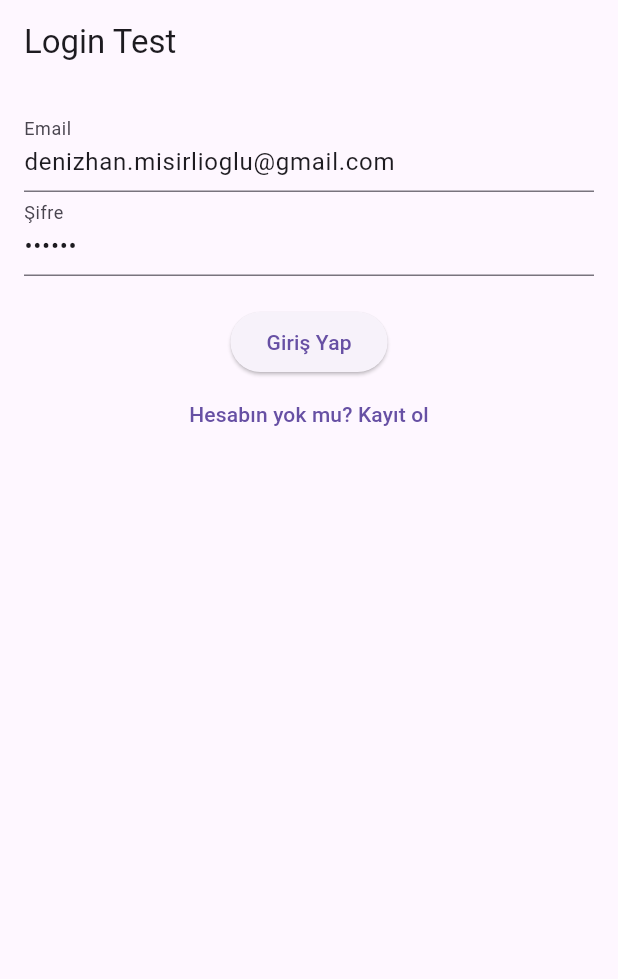
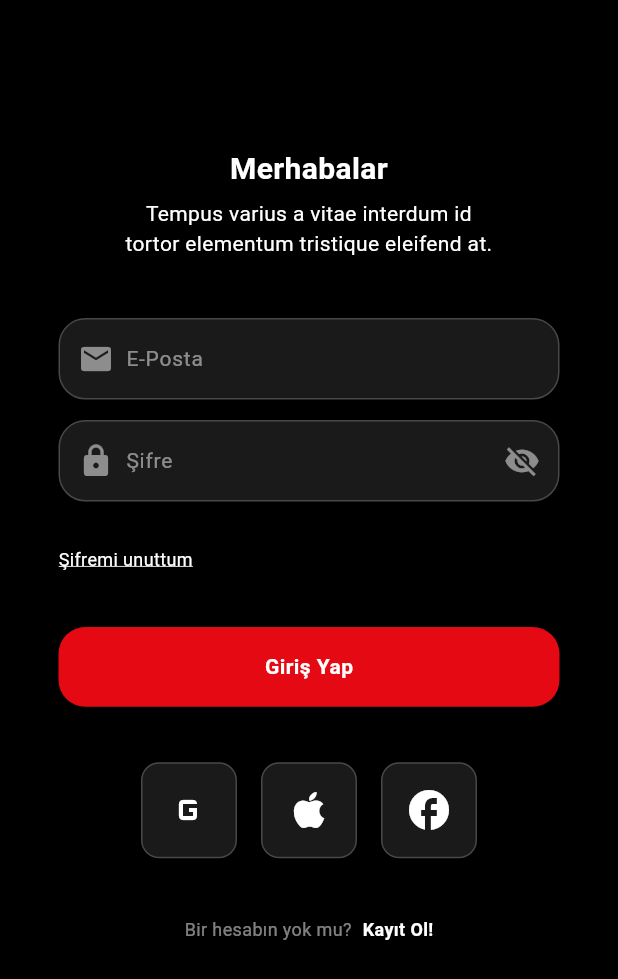
Before and after one commit to denizhanMisirlioglu/shartflix, a Flutter app: the screen it shows after launch, on a phone screen of 412 x 824 dp. Shown: the top 979 px of the screen. Run offline on Flutter 3.47's test engine with Material 3 defaults, Android fonts, the phone set to English and light mode, and no system bars; our stand-ins replace dartz, equatable, flutter_bloc, flutter_secure_storage, get_it, image_picker.

Commit message:
social icons added

```diff
--- /dev/null
+++ b/lib/constants/app_padding.dart
@@ -0,0 +1,31 @@
+class AppPadding {
+  // Genel yatay boşluk (E-Posta bileşeni soldan-sağdan 44, Giriş Butonu 116.5 — en yaygın olan 39 seçilmişti)
+  static const double horizontal = 39;
+
+  // E-Posta ve Şifre bileşenleri arası: 13.63 ≈ 14, Giriş Yap ile ikonlar arası: 36.92 ≈ 37
+  static const double verticalSpacing = 16;
+
+  // Input (E-Posta, Şifre) yüksekliği: 54.37
+  static const double inputHeight = 54.37;
+
+  // Giriş Yap butonu yüksekliği: 53.31
+  static const double buttonHeight = 53.31;
+
+  // E-Posta, Şifre kutularının radius'u (yuvarlaklığı): 18
+  static const double inputRadius = 18;
+
+  // Sosyal ikonlar arası spacing (Figma’ya göre orijinalden daha yakın)
+  static const double socialIconSpacing = 8; // eski 16 idi, 1/2’sine düşürüldü
+
+  // Sosyal ikon container boyutu (ikonların küçük geldiğini belirtmiştin)
+  static const double socialIconSize = 60;
+
+  // Başlık üst boşluğu (Merhabalar → yukarıdan): 300.5
+  static const double topGreetingPadding = 300.5;
+
+  // Giriş yap butonunun alt boşluğu (→ sosyal ikonlar): 36.92
+  static const double buttonToIcons = 36.92;
+
+  // Şifre kutusu ile “Şifremi unuttum” yazısı arası: 29.63
+  static const double passwordToForgot = 29.63;
+}
--- /dev/null
+++ b/lib/constants/colors.dart
@@ -0,0 +1,23 @@
+import 'package:flutter/material.dart';
+
+class AppColors {
+  // Genel Arka Plan ve Temel Renkler
+  static const Color background = Colors.black;
+  static const Color white = Color(0xFFFFFFFF);
+  static const Color white50 = Color.fromRGBO(255, 255, 255, 0.5); // %50 opak beyaz
+
+  // Temel Buton ve Aksiyon Renkleri
+  static const Color brandRed = Color(0xFFE50914); // Giriş Yap butonu
+
+  // Input Alanları
+  static const Color inputFill = Color.fromRGBO(255, 255, 255, 0.1); // İç dolgu (%10 beyaz)
+  //static const Color inputBorder = Color.fromRGBO(255, 255, 255, 0.2); // Kenarlık (%20 beyaz)
+  static const Color inputIcon = white50; // İkonlar için (email, şifre)
+  static const Color inputBackground = Color(0x1AFFFFFF); // %10 beyaz
+  static const Color inputBorder = Color(0x33FFFFFF);     // %20 beyaz
+  static const Color hintText = Color(0x80FFFFFF); // %50 beyaz
+
+
+  // Sosyal İkonlar
+  static const Color socialIconBorder = inputBorder; // Aynı input border
+}
--- /dev/null
+++ b/lib/constants/text_styles.dart
@@ -0,0 +1,53 @@
+import 'package:flutter/material.dart';
+import 'colors.dart';
+
+class AppTextStyles {
+  static const TextStyle heading = TextStyle(
+    fontSize: 20,
+    fontWeight: FontWeight.bold,
+    color: AppColors.white,
+    height: 1.2, // Satır yüksekliği (görsel uyum için)
+  );
+
+  static const TextStyle subtitle = TextStyle(
+    fontSize: 14,
+    fontWeight: FontWeight.w400,
+    color: AppColors.white,
+    height: 1.4,
+  );
+
+  static const TextStyle inputText = TextStyle(
+    fontSize: 14,
+    fontWeight: FontWeight.w400,
+    color: AppColors.white,
+  );
+
+  static const TextStyle forgotPassword = TextStyle(
+    color: Colors.white,
+    fontSize: 12,
+    decoration: TextDecoration.underline,
+    decorationColor: Colors.white,
+    decorationThickness: 0.8,
+    decorationStyle: TextDecorationStyle.solid,
+  );
+
+
+  static const TextStyle buttonText = TextStyle(
+    fontSize: 14,
+    fontWeight: FontWeight.bold,
+    color: AppColors.white,
+    letterSpacing: 0.3,
+  );
+
+  static const TextStyle registerText = TextStyle(
+    fontSize: 12,
+    fontWeight: FontWeight.w400,
+    color: AppColors.white50,
+  );
+
+  static const TextStyle registerBold = TextStyle(
+    fontSize: 12,
+    fontWeight: FontWeight.bold,
+    color: AppColors.white,
+  );
+}
--- a/lib/main.dart
+++ b/lib/main.dart
@@ -5,22 +5,23 @@ import 'package:shartflix/presentation/pages/login_page.dart';
 import 'package:shartflix/presentation/pages/main_navigation_page.dart';
 
 import 'injection_container.dart' as di;
-
 import 'presentation/blocs/login_bloc/login_bloc.dart';
 
 void main() async {
   WidgetsFlutterBinding.ensureInitialized();
   await di.init();
 
-  final tokenStorage = di.sl<TokenStorage>();
-  final token = await tokenStorage.getToken();
+  // ✅ Daha sonra tekrar aktif etmek için:
+  // final tokenStorage = di.sl<TokenStorage>();
+  // final token = await tokenStorage.getToken();
+  // runApp(MyApp(initialToken: token));
 
-  runApp(MyApp(initialToken: token));
+  runApp(const MyApp()); // 🧪 Şimdilik sadece LoginPage gösteriyoruz
 }
 
 class MyApp extends StatelessWidget {
-  final String? initialToken;
-  const MyApp({super.key, required this.initialToken});
+  // final String? initialToken;
+  const MyApp({super.key}); // → Giriş ekranı test modu
 
   @override
   Widget build(BuildContext context) {
@@ -29,14 +30,18 @@ class MyApp extends StatelessWidget {
         BlocProvider<LoginBloc>(
           create: (_) => di.sl<LoginBloc>(),
         ),
-        // ❌ Diğer bloclar ilgili sayfalarda sağlanacak (örnek: ProfilePage)
       ],
       child: MaterialApp(
         title: 'Shartflix',
         debugShowCheckedModeBanner: false,
-        home: initialToken != null
-            ? MainNavigationPage(token: initialToken!)
-            : const LoginPage(),
+
+        // ✅ Şu an Login ekranını test ediyoruz
+        home: const LoginPage(),
+
+        // ✅ Gerçek akışta burası kullanılacak:
+        // home: initialToken != null
+        //     ? MainNavigationPage(token: initialToken!)
+        //     : const LoginPage(),
       ),
     );
   }
--- a/lib/presentation/pages/login_page.dart
+++ b/lib/presentation/pages/login_page.dart
@@ -1,13 +1,17 @@
 import 'package:flutter/material.dart';
 import 'package:flutter_bloc/flutter_bloc.dart';
+import 'package:shartflix/constants/app_padding.dart';
+import 'package:shartflix/constants/colors.dart';
+import 'package:shartflix/constants/text_styles.dart';
 import 'package:shartflix/presentation/blocs/login_bloc/login_bloc.dart';
 import 'package:shartflix/presentation/blocs/login_bloc/login_state.dart';
+import 'package:shartflix/presentation/pages/main_navigation_page.dart';
 import 'package:shartflix/presentation/pages/register_page.dart';
-
 import '../../injection_container.dart';
 import '../blocs/login_bloc/login_evet.dart';
 import '../blocs/register_bloc/register_bloc.dart';
-import 'main_navigation_page.dart';
+import '../widgets/auth/custom_input_field.dart';
+import '../widgets/auth/social_icon_group.dart';
 
 class LoginPage extends StatefulWidget {
   const LoginPage({super.key});
@@ -17,28 +21,36 @@ class LoginPage extends StatefulWidget {
 }
 
 class _LoginPageState extends State<LoginPage> {
-  final emailController = TextEditingController(text: "denizhan.misirlioglu@gmail.com");
-  final passwordController = TextEditingController(text: "123456");
+  final emailController = TextEditingController();
+  final passwordController = TextEditingController();
+  bool isPasswordHidden = true;
 
   @override
   Widget build(BuildContext context) {
+    final height = MediaQuery.of(context).size.height;
+
     return Scaffold(
-      appBar: AppBar(title: const Text("Login Test")),
-      body: Padding(
-        padding: const EdgeInsets.all(16.0),
+      backgroundColor: AppColors.background,
+      body: SafeArea(
+        child: LayoutBuilder(
+          builder: (context, constraints) {
+            return SingleChildScrollView(
+              physics: const ClampingScrollPhysics(),
+              child: ConstrainedBox(
+                constraints: BoxConstraints(minHeight: constraints.maxHeight),
+                child: IntrinsicHeight(
+                  child: Padding(
+                    padding: const EdgeInsets.symmetric(horizontal: AppPadding.horizontal),
                     child: BlocConsumer<LoginBloc, LoginState>(
                       listener: (context, state) {
                         if (state is LoginSuccess) {
-              final token = state.token;
                           Navigator.pushReplacement(
                             context,
                             MaterialPageRoute(
-                  builder: (_) => MainNavigationPage(token: token),
+                              builder: (_) => MainNavigationPage(token: state.token),
                             ),
                           );
-            }
-
-            else if (state is LoginFailure) {
+                        } else if (state is LoginFailure) {
                           ScaffoldMessenger.of(context).showSnackBar(
                             SnackBar(content: Text("Hata: ${state.message}")),
                           );
@@ -46,18 +58,55 @@ class _LoginPageState extends State<LoginPage> {
                       },
                       builder: (context, state) {
                         return Column(
+                          crossAxisAlignment: CrossAxisAlignment.stretch,
                           children: [
-                TextField(
+                            const SizedBox(height: 100),
+                            Text("Merhabalar", style: AppTextStyles.heading, textAlign: TextAlign.center),
+                            const SizedBox(height: 8),
+                            Text(
+                              "Tempus varius a vitae interdum id\ntortor elementum tristique eleifend at.",
+                              style: AppTextStyles.subtitle,
+                              textAlign: TextAlign.center,
+                            ),
+                            const SizedBox(height: 40),
+                            CustomInputField(
                               controller: emailController,
-                  decoration: const InputDecoration(labelText: "Email"),
+                              icon: Icons.email,
+                              hintText: "E-Posta",
                             ),
-                TextField(
+                            const SizedBox(height: 13.63),
+                            CustomInputField(
                               controller: passwordController,
-                  decoration: const InputDecoration(labelText: "Şifre"),
-                  obscureText: true,
+                              icon: Icons.lock,
+                              hintText: "Şifre",
+                              obscureText: isPasswordHidden,
+                              suffixIcon: isPasswordHidden ? Icons.visibility_off : Icons.visibility,
+                              onSuffixTap: () {
+                                setState(() {
+                                  isPasswordHidden = !isPasswordHidden;
+                                });
+                              },
                             ),
-                const SizedBox(height: 20),
-                ElevatedButton(
+                            const SizedBox(height: 29.63),
+                            Align(
+                              alignment: Alignment.centerLeft,
+                              child:Text(
+                                "Şifremi unuttum",
+                                style: TextStyle(
+                                  color: Colors.white,
+                                  fontSize: 12,
+                                  decoration: TextDecoration.underline,
+                                  decorationColor: Colors.white,
+                                  decorationThickness: 1,
+                                  height: 1.4, //  en kritik değer
+                                ),
+                              ),
+
+                            ),
+                            const SizedBox(height: 36.92),
+                            SizedBox(
+                              height: AppPadding.buttonHeight,
+                              child: ElevatedButton(
                                 onPressed: state is LoginLoading
                                     ? null
                                     : () {
@@ -68,27 +117,44 @@ class _LoginPageState extends State<LoginPage> {
                                     ),
                                   );
                                 },
+                                style: ElevatedButton.styleFrom(
+                                  backgroundColor: AppColors.brandRed,
+                                  shape: RoundedRectangleBorder(
+                                    borderRadius: BorderRadius.circular(AppPadding.inputRadius),
+                                  ),
+                                ),
                                 child: state is LoginLoading
                                     ? const CircularProgressIndicator(color: Colors.white)
-                      : const Text("Giriş Yap"),
-                ),
-
-                TextButton(
-                  onPressed: () {
-                    Navigator.push(
-                      context,
-                      MaterialPageRoute(
-                        builder: (_) => BlocProvider(
-                          create: (_) => sl<RegisterBloc>(),
-                          child: const RegisterPage(),
+                                    : Text("Giriş Yap", style: AppTextStyles.buttonText),
                               ),
                             ),
+                            const SizedBox(height: 36.92),
+                            const SocialIconGroup(),
+                            const SizedBox(height: 39),
+                            Center(
+                              child: Wrap(
+                                alignment: WrapAlignment.center,
+                                crossAxisAlignment: WrapCrossAlignment.center,
+                                children: [
+                                  Text("Bir hesabın yok mu? ", style: AppTextStyles.registerText),
+                                  Padding(
+                                    padding: const EdgeInsets.only(left: 4), // 🔧 boşluk eklendi
+                                    child: GestureDetector(
+                                      onTap: () { /* yönlendirme */ },
+                                      child: Text("Kayıt Ol!", style: AppTextStyles.registerBold),
+                                    ),
+                                  ),
+                                ],
+                              ),
+                            ),
+                            const SizedBox(height: 39),
+                          ],
                         );
                       },
-                  child: const Text("Hesabın yok mu? Kayıt ol"),
                     ),
-
-              ],
+                  ),
+                ),
+              ),
             );
           },
         ),
--- /dev/null
+++ b/lib/presentation/widgets/auth/auth_button.dart
@@ -0,0 +1,36 @@
+import 'package:flutter/material.dart';
+import '../../../constants/colors.dart';
+import '../../../constants/text_styles.dart';
+
+class AuthButton extends StatelessWidget {
+  final String text;
+  final VoidCallback onPressed;
+  final bool isLoading;
+
+  const AuthButton({
+    super.key,
+    required this.text,
+    required this.onPressed,
+    this.isLoading = false,
+  });
+
+  @override
+  Widget build(BuildContext context) {
+    return SizedBox(
+      height: 53.31, // AppPadding.buttonHeight
+      width: double.infinity,
+      child: ElevatedButton(
+        onPressed: isLoading ? null : onPressed,
+        style: ElevatedButton.styleFrom(
+          backgroundColor: AppColors.brandRed,
+          shape: RoundedRectangleBorder(
+            borderRadius: BorderRadius.circular(18), // AppPadding.inputRadius
+          ),
+        ),
+        child: isLoading
+            ? const CircularProgressIndicator(color: AppColors.white)
+            : Text(text, style: AppTextStyles.buttonText),
+      ),
+    );
+  }
+}
--- /dev/null
+++ b/lib/presentation/widgets/auth/auth_text_field.dart
@@ -0,0 +1,47 @@
+import 'package:flutter/material.dart';
+import '../../../constants/colors.dart';
+import '../../../constants/text_styles.dart';
+
+class AuthTextField extends StatelessWidget {
+  final String hintText;
+  final IconData icon;
+  final TextEditingController controller;
+  final bool obscureText;
+  final Widget? suffixIcon;
+
+  const AuthTextField({
+    super.key,
+    required this.hintText,
+    required this.icon,
+    required this.controller,
+    this.obscureText = false,
+    this.suffixIcon,
+  });
+
+  @override
+  Widget build(BuildContext context) {
+    return Container(
+      height: 54.37, // veya AppPadding.inputHeight
+      decoration: BoxDecoration(
+        color: AppColors.inputFill,
+        borderRadius: BorderRadius.circular(18), // AppPadding.inputRadius
+        border: Border.all(color: AppColors.inputBorder),
+      ),
+      padding: const EdgeInsets.symmetric(horizontal: 12),
+      child: Center(
+        child: TextField(
+          controller: controller,
+          obscureText: obscureText,
+          style: AppTextStyles.subtitle,
+          decoration: InputDecoration(
+            hintText: hintText,
+            hintStyle: AppTextStyles.subtitle.copyWith(color: AppColors.hintText),
+            border: InputBorder.none,
+            prefixIcon: Icon(icon, color: AppColors.white),
+            suffixIcon: suffixIcon,
+          ),
+        ),
+      ),
+    );
+  }
+}
--- /dev/null
+++ b/lib/presentation/widgets/auth/custom_input_field.dart
@@ -0,0 +1,64 @@
+import 'package:flutter/material.dart';
+import '../../../constants/colors.dart';
+import '../../../constants/text_styles.dart';
+import '../../../constants/app_padding.dart';
+
+class CustomInputField extends StatelessWidget {
+  final TextEditingController controller;
+  final IconData icon;
+  final String hintText;
+  final bool obscureText;
+  final IconData? suffixIcon;
+  final VoidCallback? onSuffixTap;
+
+  const CustomInputField({
+    super.key,
+    required this.controller,
+    required this.icon,
+    required this.hintText,
+    this.obscureText = false,
+    this.suffixIcon,
+    this.onSuffixTap,
+  });
+
+  @override
+  Widget build(BuildContext context) {
+    return Container(
+      height: AppPadding.inputHeight,
+      decoration: BoxDecoration(
+        color: AppColors.inputBackground, // %10 beyaz
+        borderRadius: BorderRadius.circular(AppPadding.inputRadius), // Figma: 18px
+        border: Border.all(color: AppColors.inputBorder), // %20 beyaz
+      ),
+      padding: const EdgeInsets.symmetric(horizontal: 12),
+      child: Row(
+        children: [
+          Icon(icon, color: AppColors.hintText), // %50 beyaz
+          const SizedBox(width: 8),
+          Expanded(
+            child: TextField(
+              controller: controller,
+              obscureText: obscureText,
+              style: AppTextStyles.subtitle,
+              textAlignVertical: TextAlignVertical.center,
+              decoration: InputDecoration(
+                hintText: hintText,
+                hintStyle: TextStyle(
+                  color: AppColors.hintText, // %50 beyaz
+                  fontSize: 14, // Figma ölçülerine göre uyarlanabilir
+                ),
+                border: InputBorder.none,
+                isCollapsed: true,
+              ),
+            ),
+          ),
+          if (suffixIcon != null)
+            GestureDetector(
+              onTap: onSuffixTap,
+              child: Icon(suffixIcon, color: AppColors.hintText),
+            ),
+        ],
+      ),
+    );
+  }
+}
--- /dev/null
+++ b/lib/presentation/widgets/auth/social_icon_group.dart
@@ -0,0 +1,40 @@
+import 'package:flutter/material.dart';
+import '../../../constants/colors.dart';
+
+class SocialIconGroup extends StatelessWidget {
+  const SocialIconGroup({super.key});
+
+  @override
+  Widget build(BuildContext context) {
+    return Wrap(
+      alignment: WrapAlignment.center,
+      spacing: 16, // ikonlar arası yatay boşluk
+      runSpacing: 12, // dar ekranlarda alt alta geçerse dikey boşluk
+      children: const [
+        SocialIcon(icon: Icons.g_mobiledata),
+        SocialIcon(icon: Icons.apple),
+        SocialIcon(icon: Icons.facebook),
+      ],
+    );
+  }
+}
+
+class SocialIcon extends StatelessWidget {
+  final IconData icon;
+
+  const SocialIcon({super.key, required this.icon});
+
+  @override
+  Widget build(BuildContext context) {
+    return Container(
+      width: 64,
+      height: 64,
+      decoration: BoxDecoration(
+        color: AppColors.inputBackground,
+        borderRadius: BorderRadius.circular(12),
+        border: Border.all(color: AppColors.socialIconBorder),
+      ),
+      child: Icon(icon, color: AppColors.white, size: 32),
+    );
+  }
+}
--- a/pubspec.yaml
+++ b/pubspec.yaml
@@ -33,3 +33,5 @@ flutter:
   assets:
     - assets/images/sinflix_logo.png
     - assets/images/sinflix_splash.png
+    - assets/icons/google.png
+    - assets/icons/facebook.png
```
Also changed, not shown: assets/icons/facebook_icon.png (added), assets/icons/google_icon.png (added), assets/images/sinflix_logo.png (renamed from assets/images/SinFlixLogo.png), assets/images/sinflix_splash.png (renamed from assets/images/SinFlixSplash.png). Lines whose indentation alone changed are shown as unchanged.
